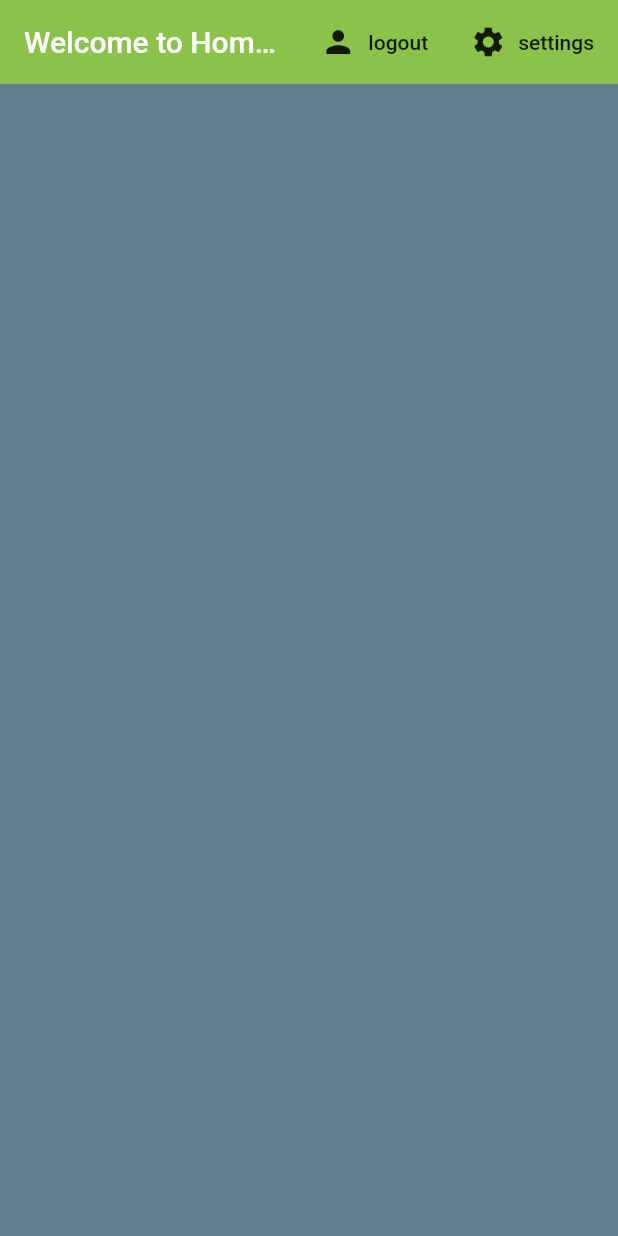
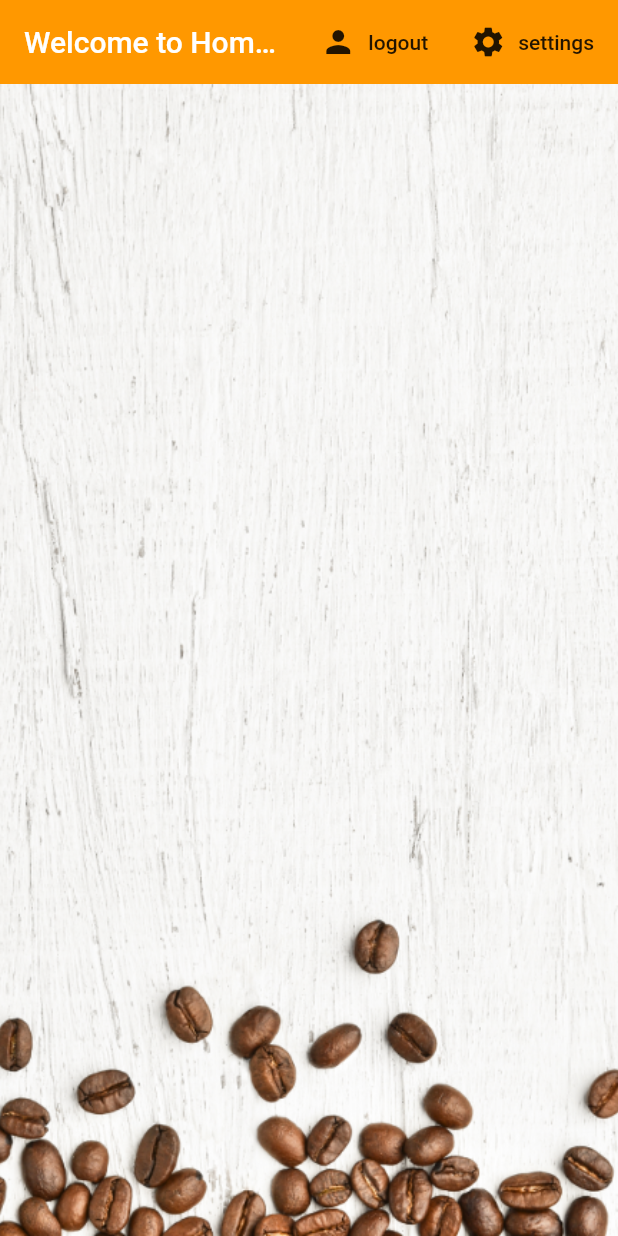
Before and after one commit to galuropek/flutter, a Flutter app: the screen it shows once a user with an empty profile is signed in, on a phone screen of 412 x 824 dp. Run offline on Flutter 3.47's test engine with Material 2 defaults, Android fonts, the phone set to English and light mode, and no system bars; our stand-ins replace cloud_firestore, firebase_auth, flutter_spinkit; accounts and stored records are empty.

Commit message:
Add decoration image

```diff
--- a/first_app/lib/screens/home/home.dart
+++ b/first_app/lib/screens/home/home.dart
@@ -11,7 +11,6 @@ class Home extends StatelessWidget {
 
   @override
   Widget build(BuildContext context) {
-
     void _showSettingsPanel() {
       showModalBottomSheet(context: context, builder: (context) {
         return Container(
@@ -27,7 +26,7 @@ class Home extends StatelessWidget {
           backgroundColor: Colors.blueGrey,
           appBar: AppBar(
             title: Text('Welcome to Home page ;)'),
-            backgroundColor: Colors.lightGreen,
+            backgroundColor: Colors.orange,
             elevation: 0.0,
             actions: <Widget>[
               FlatButton.icon(
@@ -44,7 +43,14 @@ class Home extends StatelessWidget {
                   label: Text('settings'))
             ],
           ),
-          body: RecordList(),
+          body: Container(
+              decoration: BoxDecoration(
+                image: DecorationImage(
+                    image: AssetImage('assets/coffee_bg.png'),
+                    fit: BoxFit.cover,
+                ),
+              ),
+              child: RecordList()),
         ));
   }
 }
```
